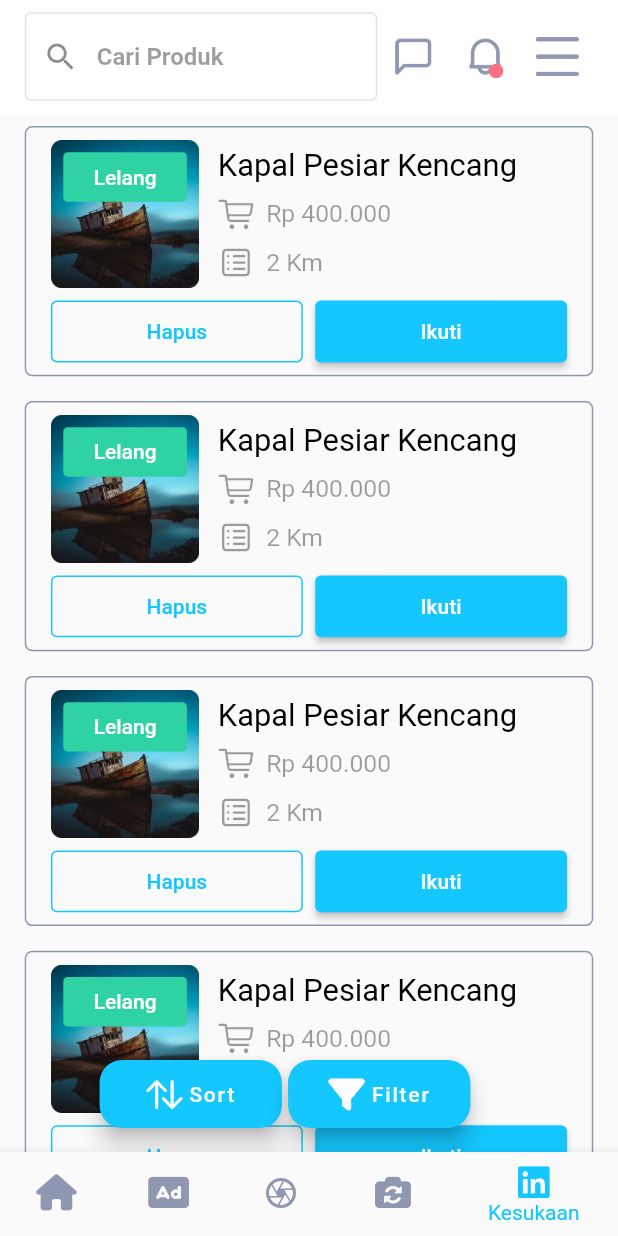
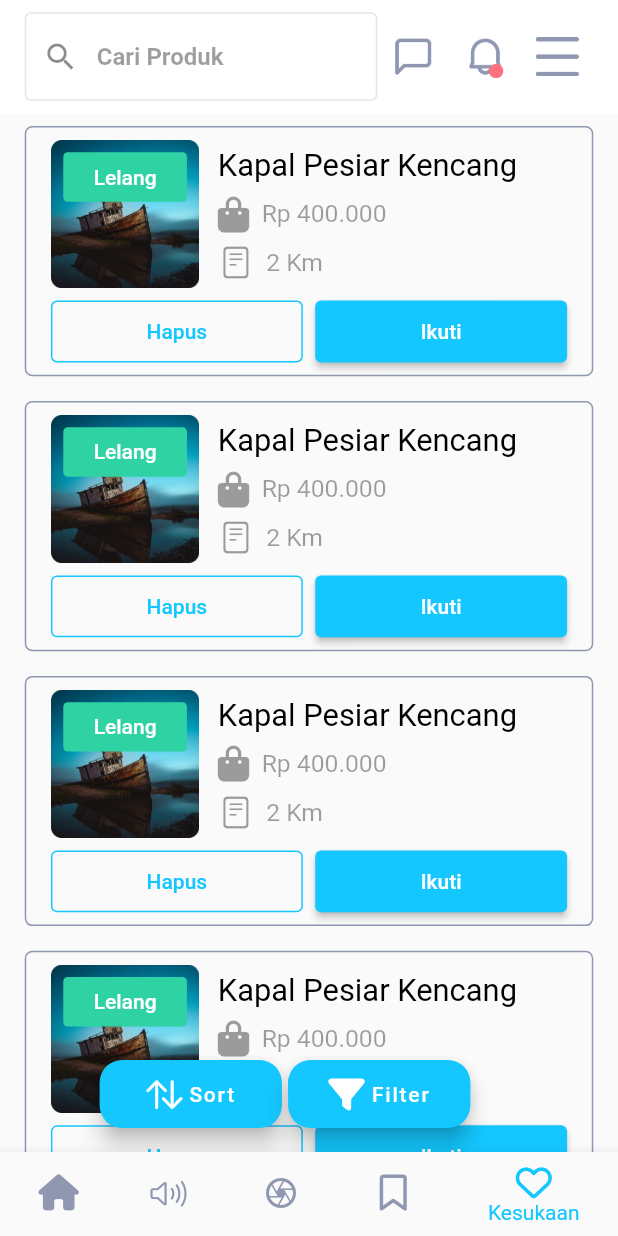
Before and after one commit to ahmadshofi23/lelang-apps, a Flutter app: the LandingScreen screen opened by its route, item 5 of the bottom bar chosen, on a phone screen of 412 x 824 dp. Run offline on Flutter 3.47's test engine with Material 2 defaults, Android fonts, the phone set to English and light mode, and no system bars; our stand-ins replace font_awesome_flutter, get.

Commit message:
change icon

```diff
--- a/lib/presentation/landing/landing.screen.dart
+++ b/lib/presentation/landing/landing.screen.dart
@@ -1,3 +1,4 @@
+import 'package:flutter/cupertino.dart';
 import 'package:flutter/material.dart';
 import 'package:flutter/src/foundation/key.dart';
 import 'package:flutter/src/widgets/framework.dart';
@@ -45,13 +46,13 @@ class LandingScreen extends GetView<LandingController> {
               unselectedItemColor: kNeutralGrey,
               items: const [
                 BottomNavigationBarItem(
-                    icon: FaIcon(
+                    icon: Icon(
                       FontAwesomeIcons.house,
                     ),
                     label: "Home"),
                 BottomNavigationBarItem(
-                    icon: FaIcon(
-                      FontAwesomeIcons.rectangleAd,
+                    icon: Icon(
+                      CupertinoIcons.speaker_3,
                     ),
                     label: "Iklan Anda"),
                 BottomNavigationBarItem(
@@ -60,10 +61,10 @@ class LandingScreen extends GetView<LandingController> {
                     ),
                     label: "Posting"),
                 BottomNavigationBarItem(
-                    icon: FaIcon(FontAwesomeIcons.cameraRotate),
+                    icon: FaIcon(FontAwesomeIcons.bookmark),
                     label: "Transaksi"),
                 BottomNavigationBarItem(
-                    icon: FaIcon(FontAwesomeIcons.linkedin), label: "Kesukaan"),
+                    icon: FaIcon(FontAwesomeIcons.heart), label: "Kesukaan"),
               ]),
         );
       },
--- a/lib/presentation/landing/page/kesukaan.page.dart
+++ b/lib/presentation/landing/page/kesukaan.page.dart
@@ -235,8 +235,8 @@ class CardLike extends StatelessWidget {
                       SizedBox(height: screenHeight * 0.01),
                       Row(
                         children: [
-                          Icon(
-                            CupertinoIcons.shopping_cart,
+                          FaIcon(
+                            FontAwesomeIcons.bagShopping,
                             color: kGreyColor,
                           ),
                           SizedBox(width: screenHeight * 0.01),
@@ -253,7 +253,7 @@ class CardLike extends StatelessWidget {
                       Row(
                         children: [
                           Icon(
-                            CupertinoIcons.square_list,
+                            CupertinoIcons.doc_plaintext,
                             color: kGreyColor,
                           ),
                           SizedBox(width: screenHeight * 0.01),
```
